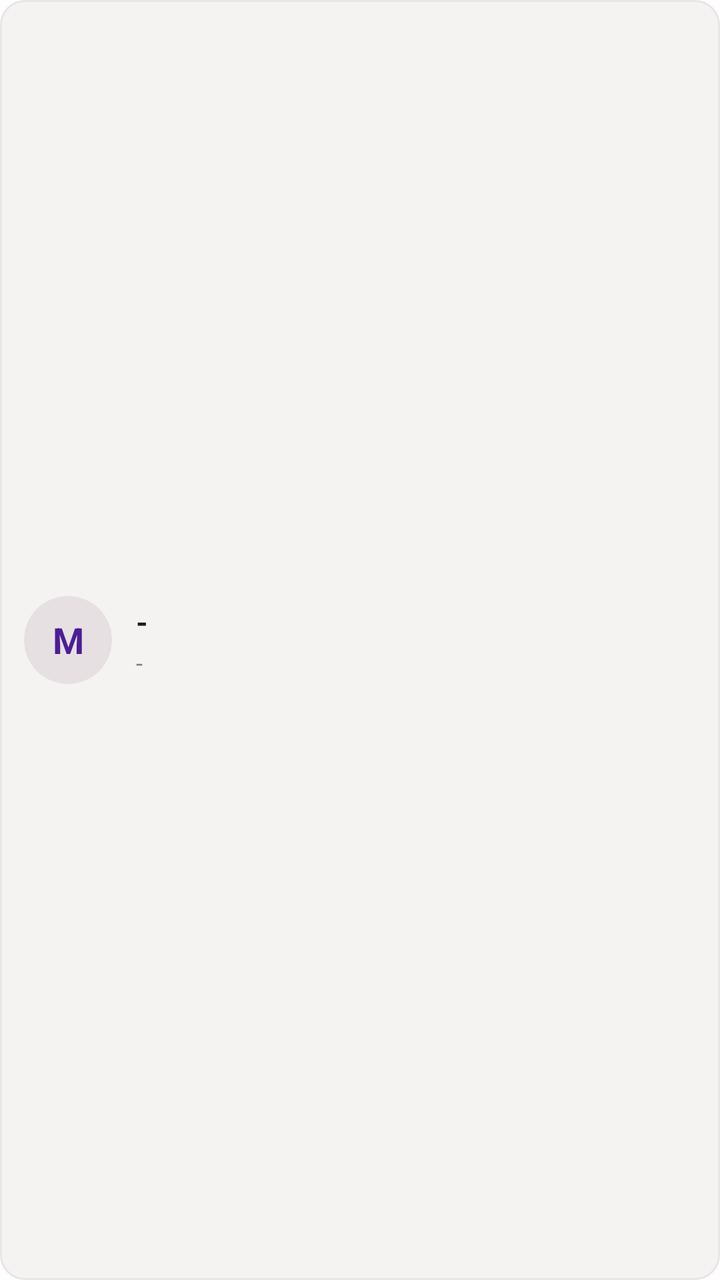
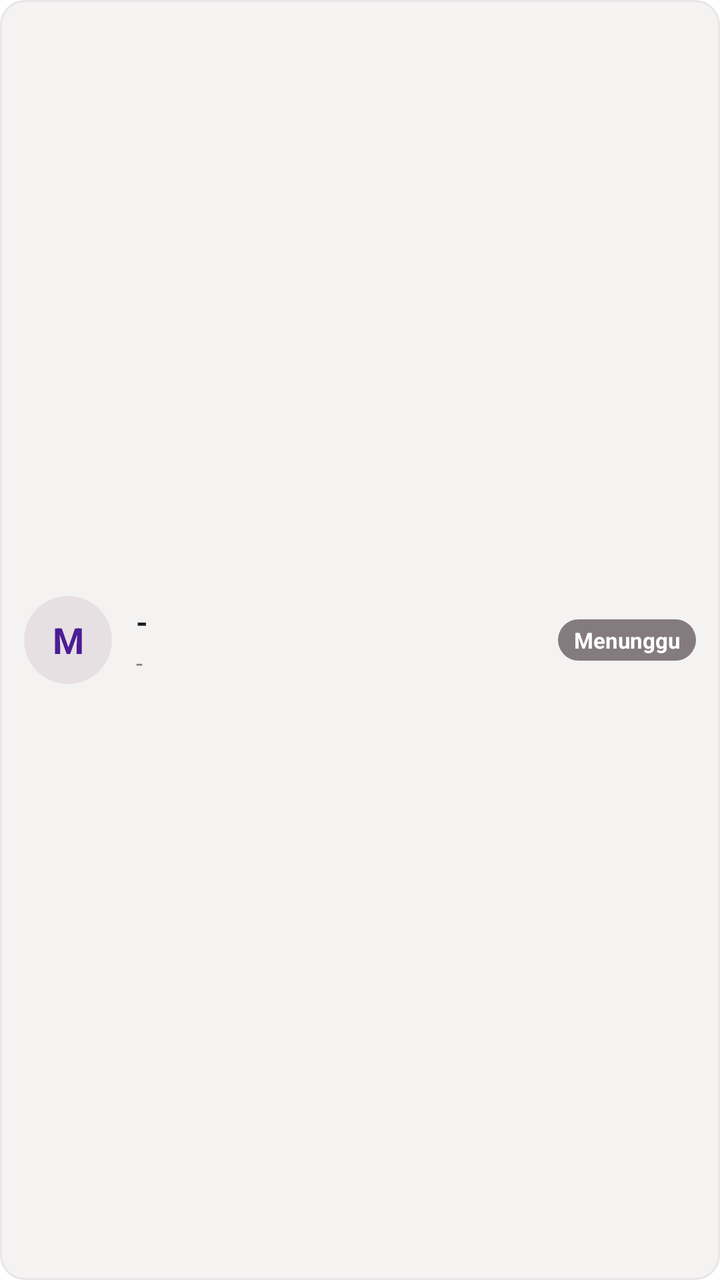

Compare the two renders of this Android layout. The source of the first and the diff that turns it into the second are given below.
<!-- AndroidManifest.xml: application theme Theme.Sixtern -->
<!-- res/layout/item_applicant.xml -->
<?xml version="1.0" encoding="utf-8"?>
<LinearLayout xmlns:android="http://schemas.android.com/apk/res/android"
    android:layout_width="match_parent"
    android:layout_height="wrap_content"
    android:layout_marginTop="8dp"
    android:background="@drawable/bg_login_input"
    android:gravity="center_vertical"
    android:orientation="horizontal"
    android:padding="12dp">

    <TextView
        android:id="@+id/applicantAvatar"
        android:layout_width="44dp"
        android:layout_height="44dp"
        android:background="@drawable/bg_icon_circle"
        android:gravity="center"
        android:text="M"
        android:textColor="@color/sixtern_purple_deep"
        android:textSize="18sp"
        android:textStyle="bold" />

    <LinearLayout
        android:layout_width="0dp"
        android:layout_height="wrap_content"
        android:layout_marginStart="12dp"
        android:layout_weight="1"
        android:orientation="vertical">

        <TextView
            android:id="@+id/applicantName"
            android:layout_width="wrap_content"
            android:layout_height="wrap_content"
            android:text="-"
            android:textColor="@color/login_text_primary"
            android:textSize="15sp"
            android:textStyle="bold" />

        <TextView
            android:id="@+id/applicantDetail"
            android:layout_width="wrap_content"
            android:layout_height="wrap_content"
            android:layout_marginTop="2dp"
            android:ellipsize="end"
            android:maxLines="1"
            android:text="-"
            android:textColor="@color/login_text_secondary"
            android:textSize="12sp" />
    </LinearLayout>
</LinearLayout>
<!-- resources referenced by this layout -->
<resources>
  <color name="login_text_primary">#FF1A1C1E</color>
  <color name="login_text_secondary">#FF847B7F</color>
  <color name="sixtern_purple_deep">#FF4C1D95</color>
  <!-- drawable bg_icon_circle (drawable) -->
  <?xml version="1.0" encoding="utf-8"?>
  <shape xmlns:android="http://schemas.android.com/apk/res/android" android:shape="oval">
      <solid android:color="#1A6F3F59" />
  </shape>
  <!-- drawable bg_login_input (drawable) -->
  <?xml version="1.0" encoding="utf-8"?>
  <shape xmlns:android="http://schemas.android.com/apk/res/android" android:shape="rectangle">
      <solid android:color="@color/login_input_fill" />
      <stroke android:width="1dp" android:color="@color/login_input_stroke" />
      <corners android:radius="12dp" />
  </shape>
  <style name="Theme.Sixtern" parent="Theme.MaterialComponents.DayNight.DarkActionBar">
          
          <item name="colorPrimary">@color/purple_500</item>
          <item name="colorPrimaryVariant">@color/purple_700</item>
          <item name="colorOnPrimary">@color/white</item>
          
          <item name="colorSecondary">@color/teal_200</item>
          <item name="colorSecondaryVariant">@color/teal_700</item>
          <item name="colorOnSecondary">@color/black</item>
          
          <item name="android:statusBarColor">?attr/colorPrimaryVariant</item>
          
      </style>
  <color name="login_input_fill">#FFF4F3F2</color>
  <color name="login_input_stroke">#FFE8E5E6</color>
  <color name="purple_500">#FF6200EE</color>
  <color name="purple_700">#FF3700B3</color>
  <color name="white">#FFFFFFFF</color>
  <color name="teal_200">#FF03DAC5</color>
  <color name="teal_700">#FF018786</color>
  <color name="black">#FF000000</color>
</resources>

<!-- the commit's change to res/layout/item_applicant.xml (unified diff, before → after) -->
@@ -46,4 +46,19 @@
             android:textColor="@color/login_text_secondary"
             android:textSize="12sp" />
     </LinearLayout>
+
+    <TextView
+        android:id="@+id/applicantStatus"
+        android:layout_width="wrap_content"
+        android:layout_height="wrap_content"
+        android:layout_marginStart="8dp"
+        android:background="@drawable/bg_chip_status"
+        android:paddingStart="8dp"
+        android:paddingEnd="8dp"
+        android:paddingTop="3dp"
+        android:paddingBottom="3dp"
+        android:text="Menunggu"
+        android:textColor="@android:color/white"
+        android:textSize="11sp"
+        android:textStyle="bold" />
 </LinearLayout>
<!-- resource entries referenced after the edit -->
@@ -3,6 +3,13 @@
   <color name="login_text_primary">#FF1A1C1E</color>
   <color name="login_text_secondary">#FF847B7F</color>
   <color name="sixtern_purple_deep">#FF4C1D95</color>
+  <!-- drawable bg_chip_status (drawable) -->
+  <?xml version="1.0" encoding="utf-8"?>
+  <shape xmlns:android="http://schemas.android.com/apk/res/android"
+      android:shape="rectangle">
+      <solid android:color="@color/chip_pending_bg" />
+      <corners android:radius="12dp" />
+  </shape>
   <!-- drawable bg_icon_circle (drawable) -->
   <?xml version="1.0" encoding="utf-8"?>
   <shape xmlns:android="http://schemas.android.com/apk/res/android" android:shape="oval">
@@ -28,6 +35,7 @@
           <item name="android:statusBarColor">?attr/colorPrimaryVariant</item>
           
       </style>
+  <color name="chip_pending_bg">#FF847B7F</color>
   <color name="login_input_fill">#FFF4F3F2</color>
   <color name="login_input_stroke">#FFE8E5E6</color>
   <color name="purple_500">#FF6200EE</color>
